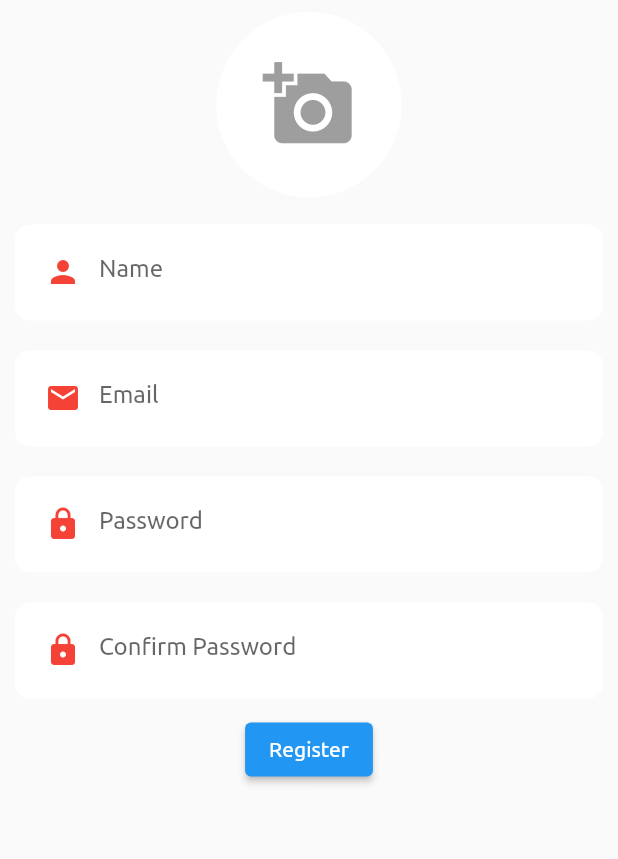
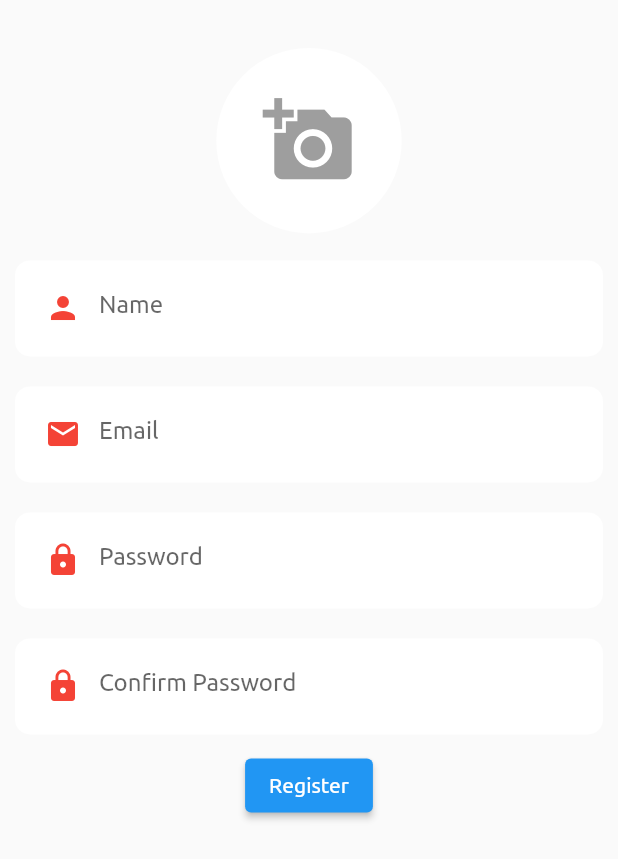
Before and after one commit to occiandiaali/Mirus-Global-Shop, a Flutter app: the Register widget shown alone on an empty page, opened directly, on a phone screen of 412 x 824 dp. Shown: the top 859 px of the screen. Run offline on Flutter 3.47's test engine with Material 2 defaults, Android fonts, the phone set to English and light mode, and no system bars; our stand-ins replace cloud_firestore, firebase_auth, firebase_core, firebase_storage, fluttertoast, image_picker and 1 more; accounts and stored records are empty.

Commit message:
change sizedbox above circle avatar to 32.0

```diff
--- a/lib/authentication/register.dart
+++ b/lib/authentication/register.dart
@@ -38,7 +38,7 @@ class _RegisterState extends State<Register> {
         child: Column(
           mainAxisSize: MainAxisSize.max,
           children: [
-            SizedBox(height: 8.0,),
+            SizedBox(height: 32.0,),
             InkWell(
               onTap: _imageSelectAndPick,
             child: CircleAvatar(
```
